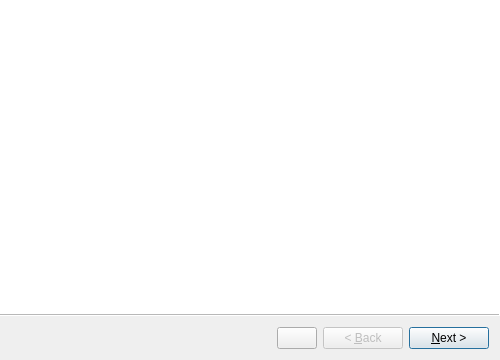
Old version of the form src/ui/tip_of_the_day.ui in the repository amogorkon/watnu.
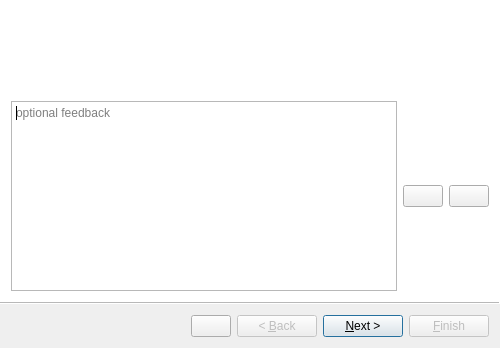
New version of the form. Icons and pictures are not drawn.

```diff
--- a/src/ui/tip_of_the_day.ui
+++ b/src/ui/tip_of_the_day.ui
@@ -7,7 +7,7 @@
     <x>0</x>
     <y>0</y>
     <width>500</width>
-    <height>360</height>
+    <height>348</height>
    </rect>
   </property>
   <property name="windowTitle">
@@ -21,7 +21,7 @@
    <enum>QWizard::ModernStyle</enum>
   </property>
   <property name="options">
-   <set>QWizard::HaveCustomButton1|QWizard::HaveNextButtonOnLastPage|QWizard::IndependentPages|QWizard::NoCancelButton|QWizard::NoCancelButtonOnLastPage</set>
+   <set>QWizard::HaveCustomButton1|QWizard::HaveFinishButtonOnEarlyPages|QWizard::HaveNextButtonOnLastPage|QWizard::IndependentPages|QWizard::NoCancelButton|QWizard::NoCancelButtonOnLastPage</set>
   </property>
   <widget class="QWizardPage" name="wizardPage1">
    <layout class="QVBoxLayout" name="verticalLayout">
@@ -42,6 +42,70 @@
       </property>
      </widget>
     </item>
+    <item>
+     <spacer name="verticalSpacer">
+      <property name="orientation">
+       <enum>Qt::Vertical</enum>
+      </property>
+      <property name="sizeType">
+       <enum>QSizePolicy::MinimumExpanding</enum>
+      </property>
+      <property name="sizeHint" stdset="0">
+       <size>
+        <width>20</width>
+        <height>40</height>
+       </size>
+      </property>
+     </spacer>
+    </item>
+    <item>
+     <layout class="QHBoxLayout" name="horizontalLayout">
+      <property name="topMargin">
+       <number>10</number>
+      </property>
+      <item>
+       <widget class="QTextEdit" name="textEdit">
+        <property name="sizePolicy">
+         <sizepolicy hsizetype="Expanding" vsizetype="Minimum">
+          <horstretch>0</horstretch>
+          <verstretch>0</verstretch>
+         </sizepolicy>
+        </property>
+        <property name="placeholderText">
+         <string>optional feedback</string>
+        </property>
+       </widget>
+      </item>
+      <item>
+       <widget class="QPushButton" name="pushButton">
+        <property name="toolTip">
+         <string>Good.</string>
+        </property>
+        <property name="text">
+         <string/>
+        </property>
+        <property name="icon">
+         <iconset>
+          <normaloff>../extra/feathericons/thumbs-up.svg</normaloff>../extra/feathericons/thumbs-up.svg</iconset>
+        </property>
+       </widget>
+      </item>
+      <item>
+       <widget class="QPushButton" name="pushButton_2">
+        <property name="toolTip">
+         <string>Bad.</string>
+        </property>
+        <property name="text">
+         <string/>
+        </property>
+        <property name="icon">
+         <iconset>
+          <normaloff>../extra/feathericons/thumbs-down.svg</normaloff>../extra/feathericons/thumbs-down.svg</iconset>
+        </property>
+       </widget>
+      </item>
+     </layout>
+    </item>
    </layout>
   </widget>
   <widget class="QWizardPage" name="wizardPage2"/>
```
Left out of the diff: 6 changed lines with no effect on the pictures.
